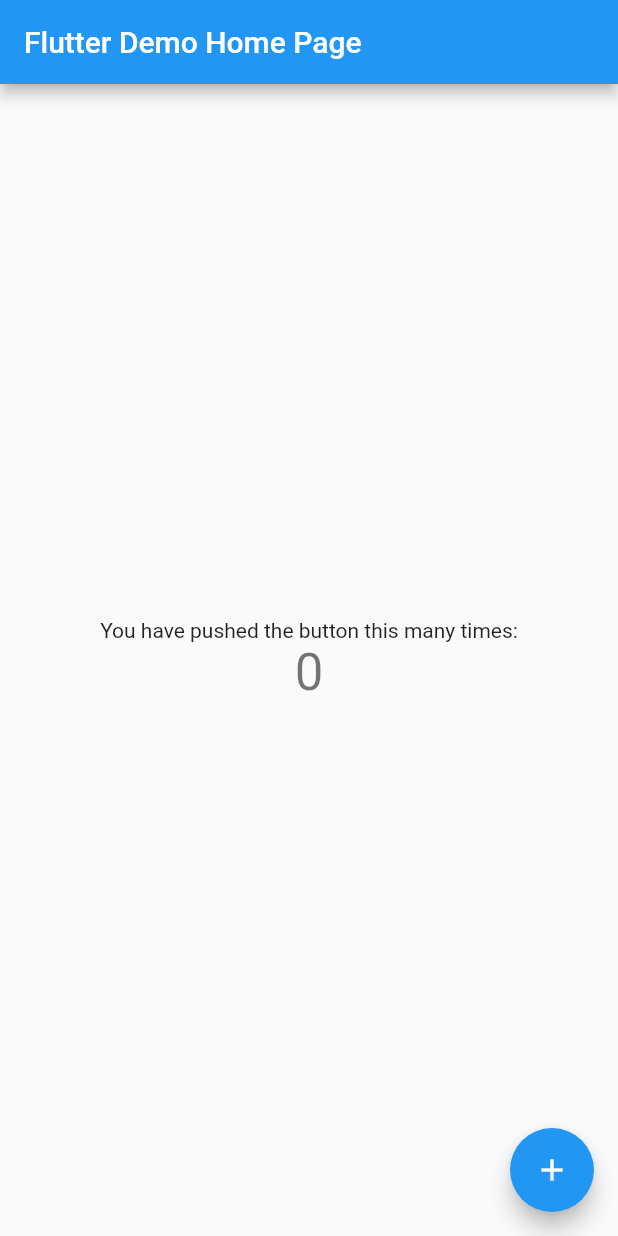
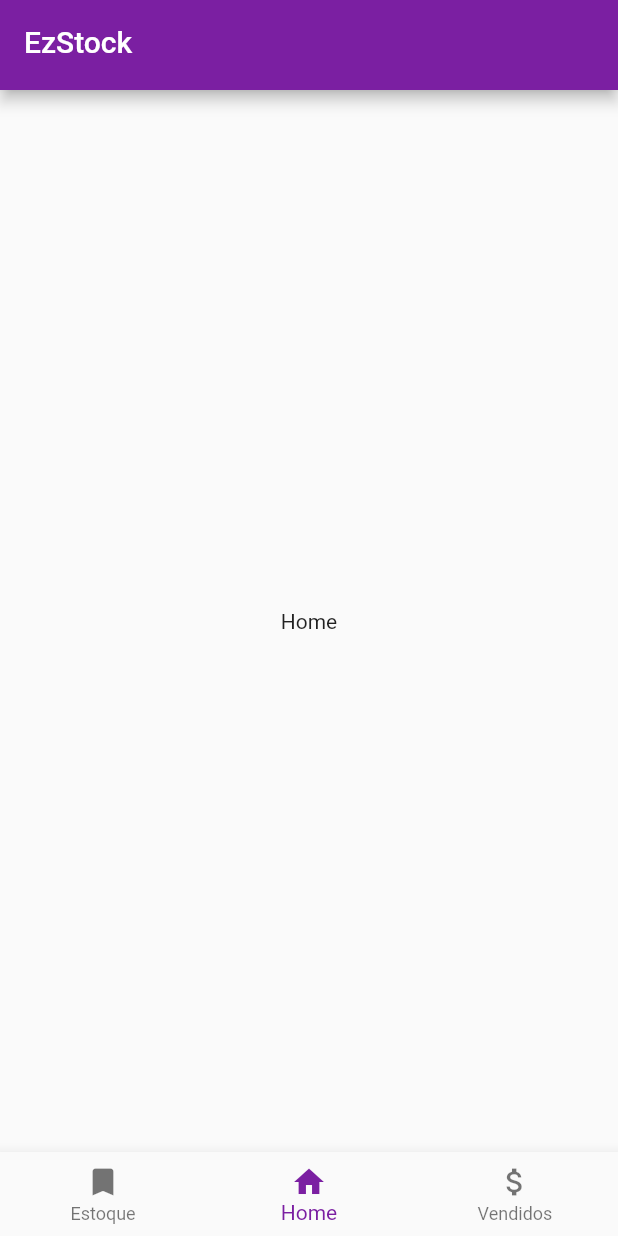
Before and after one commit to octaviomuller/ezstock, a Flutter app: the screen it shows after launch, on a phone screen of 412 x 824 dp. Run offline on Flutter 3.47's test engine with Material 2 defaults, Android fonts, the phone set to English and light mode, and no system bars.

Commit message:
added basic app structure

```diff
--- a/lib/main.dart
+++ b/lib/main.dart
@@ -1,6 +1,10 @@
 import 'package:flutter/material.dart';
+import 'package:ezstock/widgets/AppBarWidget.dart';
+import 'package:ezstock/screens/VendidosScreen.dart';
+import 'package:ezstock/screens/HomeScreen.dart';
+import 'package:ezstock/screens/EstoqueScreen.dart';
 
-void main() {
+void main() async {
   runApp(MyApp());
 }
 
@@ -9,109 +13,62 @@
   @override
   Widget build(BuildContext context) {
     return MaterialApp(
-      title: 'Flutter Demo',
-      theme: ThemeData(
-        // This is the theme of your application.
-        //
-        // Try running your application with "flutter run". You'll see the
-        // application has a blue toolbar. Then, without quitting the app, try
-        // changing the primarySwatch below to Colors.green and then invoke
-        // "hot reload" (press "r" in the console where you ran "flutter run",
-        // or simply save your changes to "hot reload" in a Flutter IDE).
-        // Notice that the counter didn't reset back to zero; the application
-        // is not restarted.
-        primarySwatch: Colors.blue,
-        // This makes the visual density adapt to the platform that you run
-        // the app on. For desktop platforms, the controls will be smaller and
-        // closer together (more dense) than on mobile platforms.
-        visualDensity: VisualDensity.adaptivePlatformDensity,
-      ),
-      home: MyHomePage(title: 'Flutter Demo Home Page'),
+      theme: ThemeData(primaryColor: Colors.purple.shade700),
+      home: MyHomePage(),
     );
   }
 }
 
 class MyHomePage extends StatefulWidget {
-  MyHomePage({Key key, this.title}) : super(key: key);
-
-  // This widget is the home page of your application. It is stateful, meaning
-  // that it has a State object (defined below) that contains fields that affect
-  // how it looks.
-
-  // This class is the configuration for the state. It holds the values (in this
-  // case the title) provided by the parent (in this case the App widget) and
-  // used by the build method of the State. Fields in a Widget subclass are
-  // always marked "final".
-
-  final String title;
-
   @override
   _MyHomePageState createState() => _MyHomePageState();
 }
 
 class _MyHomePageState extends State<MyHomePage> {
-  int _counter = 0;
+  int _currentIndex = 1; //tab index
 
-  void _incrementCounter() {
-    setState(() {
-      // This call to setState tells the Flutter framework that something has
-      // changed in this State, which causes it to rerun the build method below
-      // so that the display can reflect the updated values. If we changed
-      // _counter without calling setState(), then the build method would not be
-      // called again, and so nothing would appear to happen.
-      _counter++;
-    });
-  }
+  final tabs = <Widget>[EstoqueScreen(), HomeScreen(), VendidosScreen()];
 
   @override
   Widget build(BuildContext context) {
-    // This method is rerun every time setState is called, for instance as done
-    // by the _incrementCounter method above.
-    //
-    // The Flutter framework has been optimized to make rerunning build methods
-    // fast, so that you can just rebuild anything that needs updating rather
-    // than having to individually change instances of widgets.
     return Scaffold(
-      appBar: AppBar(
-        // Here we take the value from the MyHomePage object that was created by
-        // the App.build method, and use it to set our appbar title.
-        title: Text(widget.title),
+      appBar: PreferredSize(
+        preferredSize: const Size.fromHeight(60),
+        child: AppBarWidget(),
       ),
-      body: Center(
-        // Center is a layout widget. It takes a single child and positions it
-        // in the middle of the parent.
-        child: Column(
-          // Column is also a layout widget. It takes a list of children and
-          // arranges them vertically. By default, it sizes itself to fit its
-          // children horizontally, and tries to be as tall as its parent.
-          //
-          // Invoke "debug painting" (press "p" in the console, choose the
-          // "Toggle Debug Paint" action from the Flutter Inspector in Android
-          // Studio, or the "Toggle Debug Paint" command in Visual Studio Code)
-          // to see the wireframe for each widget.
-          //
-          // Column has various properties to control how it sizes itself and
-          // how it positions its children. Here we use mainAxisAlignment to
-          // center the children vertically; the main axis here is the vertical
-          // axis because Columns are vertical (the cross axis would be
-          // horizontal).
-          mainAxisAlignment: MainAxisAlignment.center,
-          children: <Widget>[
-            Text(
-              'You have pushed the button this many times:',
+      body: tabs[_currentIndex],
+      bottomNavigationBar: BottomNavigationBar(
+        currentIndex: _currentIndex,
+        selectedItemColor: Colors.purple.shade700,
+        items: <BottomNavigationBarItem>[
+          BottomNavigationBarItem(
+            icon: Icon(Icons.bookmark), //TODO: change estoque icon
+            title: Title(
+              child: Text("Estoque"),
+              color: Colors.blue,
             ),
-            Text(
-              '$_counter',
-              style: Theme.of(context).textTheme.headline4,
+          ),
+          BottomNavigationBarItem(
+            icon: Icon(Icons.home),
+            title: Title(
+              child: Text("Home"),
+              color: Colors.blue,
             ),
-          ],
-        ),
+          ),
+          BottomNavigationBarItem(
+            icon: Icon(Icons.attach_money),
+            title: Title(
+              child: Text("Vendidos"),
+              color: Colors.blue,
+            ),
+          )
+        ],
+        onTap: (index) {
+          setState(() {
+            _currentIndex = index;
+          });
+        },
       ),
-      floatingActionButton: FloatingActionButton(
-        onPressed: _incrementCounter,
-        tooltip: 'Increment',
-        child: Icon(Icons.add),
-      ), // This trailing comma makes auto-formatting nicer for build methods.
     );
   }
 }
--- /dev/null
+++ b/lib/screens/EstoqueScreen.dart
@@ -0,0 +1,15 @@
+import 'package:flutter/material.dart';
+
+class EstoqueScreen extends StatefulWidget {
+  @override
+  _EstoqueScreenState createState() => _EstoqueScreenState();
+}
+
+class _EstoqueScreenState extends State<EstoqueScreen> {
+  @override
+  Widget build(BuildContext context) {
+    return Center(
+      child: Text("Estoque"),
+    );
+  }
+}
--- /dev/null
+++ b/lib/screens/HomeScreen.dart
@@ -0,0 +1,15 @@
+import 'package:flutter/material.dart';
+
+class HomeScreen extends StatefulWidget {
+  @override
+  _HomeScreenState createState() => _HomeScreenState();
+}
+
+class _HomeScreenState extends State<HomeScreen> {
+  @override
+  Widget build(BuildContext context) {
+    return Center(
+      child: Text("Home"),
+    );
+  }
+}
--- /dev/null
+++ b/lib/screens/VendidosScreen.dart
@@ -0,0 +1,15 @@
+import 'package:flutter/material.dart';
+
+class VendidosScreen extends StatefulWidget {
+  @override
+  _VendidosScreenState createState() => _VendidosScreenState();
+}
+
+class _VendidosScreenState extends State<VendidosScreen> {
+  @override
+  Widget build(BuildContext context) {
+    return Center(
+      child: Text("Vendidos"),
+    );
+  }
+}
--- /dev/null
+++ b/lib/widgets/AppBarWidget.dart
@@ -0,0 +1,46 @@
+import 'package:flutter/material.dart';
+
+class AppBarWidget extends StatefulWidget {
+  @override
+  _AppBarWidgetState createState() => _AppBarWidgetState();
+}
+
+class _AppBarWidgetState extends State<AppBarWidget> {
+  Icon btnIcon = Icon(Icons.search);
+  Widget appBar = Text('EzStock');
+
+  @override
+  Widget build(BuildContext context) {
+    return AppBar(
+        // actions: <Widget>[
+        //   IconButton(
+        //     onPressed: () {
+        //       setState(() {
+        //         if (this.btnIcon.icon == Icons.search) {
+        //           this.btnIcon = Icon(Icons.close);
+        //           this.appBar = TextField(
+        //             autofocus: true,
+        //             style: TextStyle(
+        //               color: Colors.white,
+        //             ),
+        //             cursorColor: Colors.white,
+        //             decoration: InputDecoration(
+        //               focusedBorder: UnderlineInputBorder(
+        //                 borderSide: BorderSide(color: Colors.white),
+        //               ),
+        //             ),
+        //           );
+        //         } else {
+        //           this.btnIcon = Icon(Icons.search);
+        //           this.appBar = Text('Concessionária Paiv');
+        //         }
+        //       });
+        //     },
+        //     icon: btnIcon,
+        //   )
+        // ],
+        title: appBar,
+        backgroundColor: Colors.purple.shade700,
+      );
+  }
+}
```
